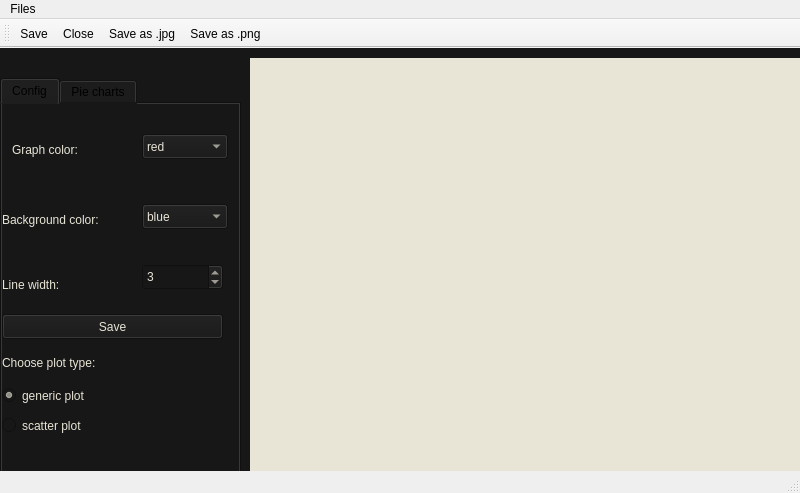
AndjelaDamnjanovic/MassifVisualization, file graphwindow.ui: the form before one commit.
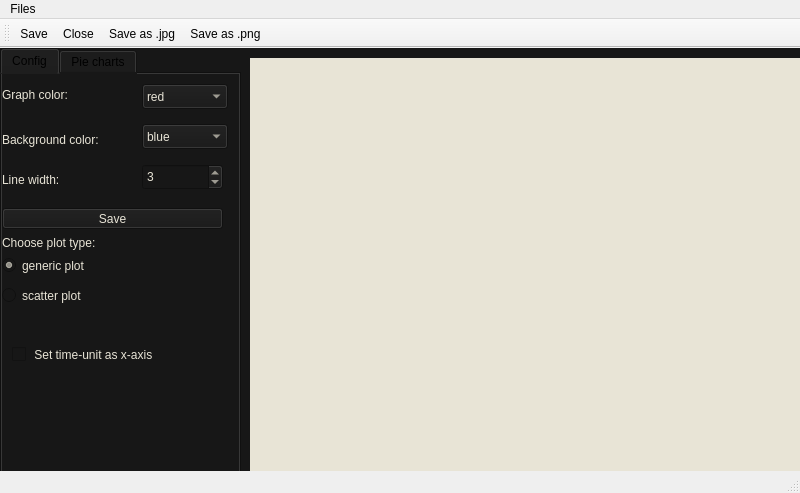
The form after the commit. Icons and pictures are not drawn.

Commit message: Added option for changing the x-axis of the chart. Now it is able to display both snapshot numbers and time units

The edit to the form file:
```diff
--- a/graphwindow.ui
+++ b/graphwindow.ui
@@ -87,7 +87,7 @@
     <property name="geometry">
      <rect>
       <x>0</x>
-      <y>30</y>
+      <y>0</y>
       <width>241</width>
       <height>451</height>
      </rect>
@@ -105,10 +105,10 @@
      <widget class="QLabel" name="lblGraphColor">
       <property name="geometry">
        <rect>
-        <x>10</x>
-        <y>20</y>
+        <x>0</x>
+        <y>0</y>
         <width>121</width>
-        <height>51</height>
+        <height>41</height>
        </rect>
       </property>
       <property name="text">
@@ -119,9 +119,9 @@
       <property name="geometry">
        <rect>
         <x>0</x>
-        <y>90</y>
+        <y>50</y>
         <width>131</width>
-        <height>51</height>
+        <height>31</height>
        </rect>
       </property>
       <property name="text">
@@ -132,7 +132,7 @@
       <property name="geometry">
        <rect>
         <x>140</x>
-        <y>30</y>
+        <y>10</y>
         <width>86</width>
         <height>25</height>
        </rect>
@@ -192,7 +192,7 @@
       <property name="geometry">
        <rect>
         <x>140</x>
-        <y>100</y>
+        <y>50</y>
         <width>86</width>
         <height>25</height>
        </rect>
@@ -252,9 +252,9 @@
       <property name="geometry">
        <rect>
         <x>0</x>
-        <y>160</y>
+        <y>90</y>
         <width>131</width>
-        <height>41</height>
+        <height>31</height>
        </rect>
       </property>
       <property name="text">
@@ -265,7 +265,7 @@
       <property name="geometry">
        <rect>
         <x>140</x>
-        <y>160</y>
+        <y>90</y>
         <width>81</width>
         <height>26</height>
        </rect>
@@ -278,9 +278,9 @@
       <property name="geometry">
        <rect>
         <x>0</x>
-        <y>210</y>
+        <y>134</y>
         <width>221</width>
-        <height>25</height>
+        <height>21</height>
        </rect>
       </property>
       <property name="text">
@@ -291,7 +291,7 @@
       <property name="geometry">
        <rect>
         <x>0</x>
-        <y>250</y>
+        <y>160</y>
         <width>221</width>
         <height>17</height>
        </rect>
@@ -304,7 +304,7 @@
       <property name="geometry">
        <rect>
         <x>0</x>
-        <y>280</y>
+        <y>180</y>
         <width>112</width>
         <height>23</height>
        </rect>
@@ -320,7 +320,7 @@
       <property name="geometry">
        <rect>
         <x>0</x>
-        <y>310</y>
+        <y>210</y>
         <width>112</width>
         <height>23</height>
        </rect>
@@ -329,6 +329,19 @@
        <string>scatter plot</string>
       </property>
      </widget>
+     <widget class="QCheckBox" name="cbXaxis">
+      <property name="geometry">
+       <rect>
+        <x>10</x>
+        <y>270</y>
+        <width>221</width>
+        <height>21</height>
+       </rect>
+      </property>
+      <property name="text">
+       <string> Set time-unit as x-axis</string>
+      </property>
+     </widget>
     </widget>
     <widget class="QWidget" name="drawTab">
      <attribute name="title">
```
The commit also changes 2 other files.
